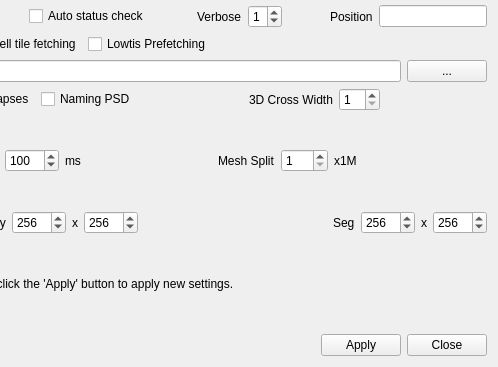
The window that neurolabi/gui/dialogs/flyemsettingdialog.ui (janelia-flyem/NeuTu) describes before a commit, drawn with Qt 5; both pictures show x 99 to 597 and y 118 to 485 of the 597 by 485 pixel window.
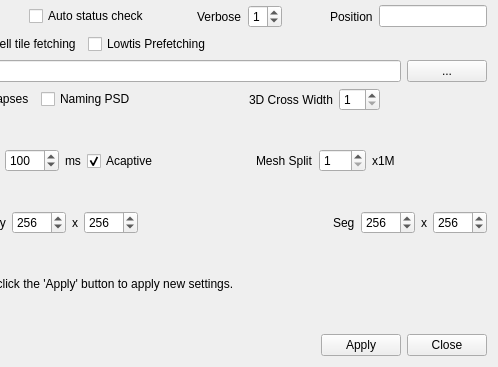
The same window after the commit.

Commit message: Add adapativity to scroll cooldown

```diff
--- a/neurolabi/gui/dialogs/flyemsettingdialog.ui
+++ b/neurolabi/gui/dialogs/flyemsettingdialog.ui
@@ -374,6 +374,16 @@
        </property>
       </widget>
      </item>
+     <item>
+      <widget class="QCheckBox" name="scollCooldownAdaptiveCheckBox">
+       <property name="text">
+        <string>Acaptive</string>
+       </property>
+       <property name="checked">
+        <bool>true</bool>
+       </property>
+      </widget>
+     </item>
      <item>
       <spacer name="horizontalSpacer_8">
        <property name="orientation">
```
The commit also changes 4 other files.
